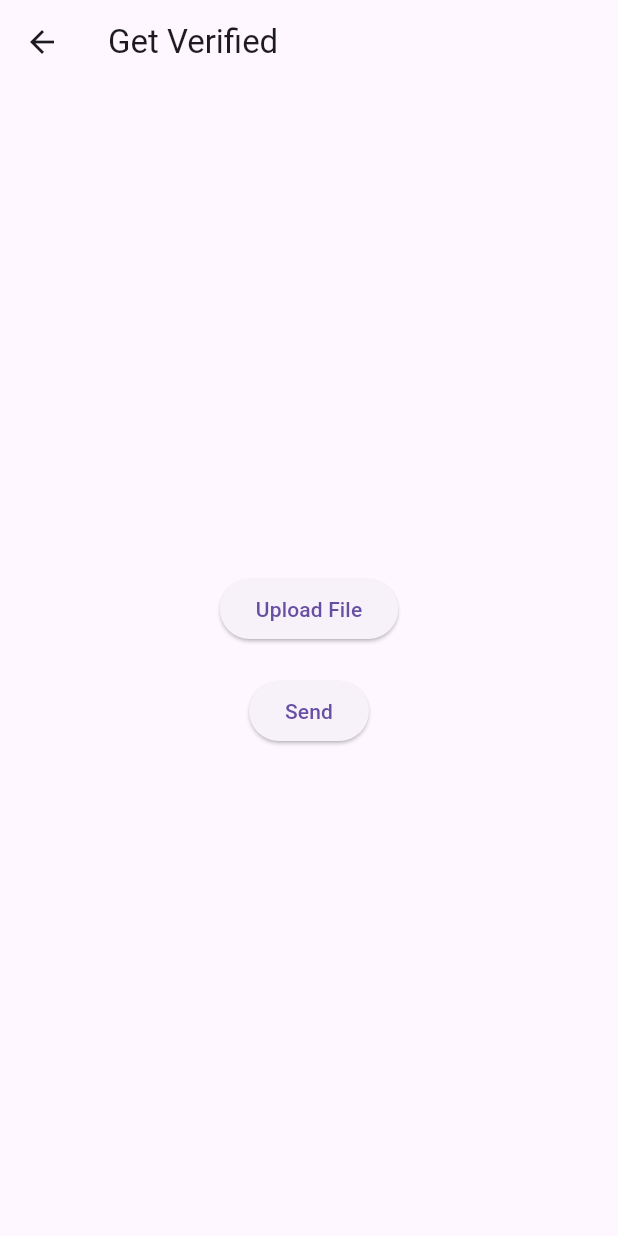
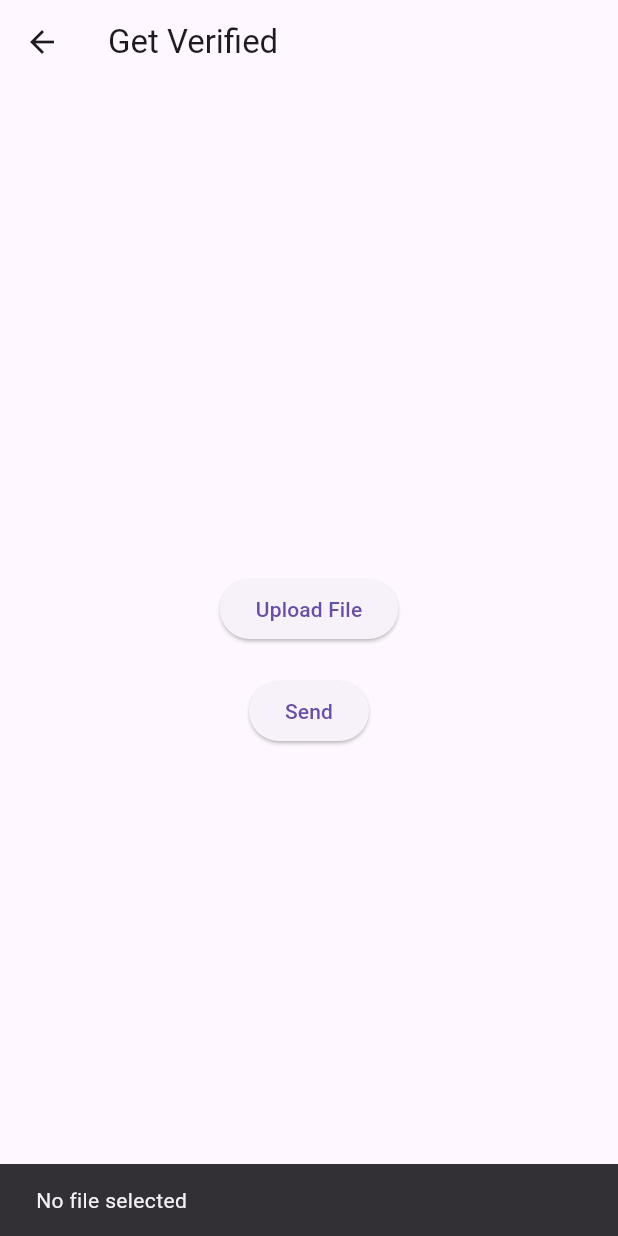
Before and after one commit to TechPyllars2024/AutoCareAutomotive, a Flutter app: the AutomotiveGetVerified screen opened directly, after a tap on "Upload File", on a phone screen of 412 x 824 dp. Run offline on Flutter 3.47's test engine with Material 3 defaults, Android fonts, the phone set to English and light mode, and no system bars; our stand-ins replace cloud_firestore, curved_navigation_bar, file_picker, firebase_auth, firebase_core, firebase_storage and 5 more; missing offline and left inert: flutter_pannable_rating_bar; accounts and stored records are empty; network calls fail.

Commit message:
Added Get Verified Screen

```diff
--- a/lib/ProfileManagement/screens/automotive_get_verified.dart
+++ b/lib/ProfileManagement/screens/automotive_get_verified.dart
@@ -1,5 +1,5 @@
 import 'package:flutter/material.dart';
-// import 'package:file_picker/file_picker.dart';
+import 'package:file_picker/file_picker.dart';
 import 'package:firebase_storage/firebase_storage.dart';
 import 'dart:io';
 
@@ -12,48 +12,48 @@ class _AutomotiveGetVerifiedState extends State<AutomotiveGetVerified> {
   bool _isLoading = false;
   String? _uploadedFileURL;
 
-  // Future<void> _pickAndUploadFile() async {
-  //   setState(() {
-  //     _isLoading = true;
-  //   });
+  Future<void> _pickAndUploadFile() async {
+    setState(() {
+      _isLoading = true;
+    });
 
-  //   // Pick a file
-  //   FilePickerResult? result = await FilePicker.platform.pickFiles();
+    // Pick a file
+    FilePickerResult? result = await FilePicker.platform.pickFiles();
 
-  //   if (result != null) {
-  //     File file = File(result.files.single.path!);
+    if (result != null) {
+      File file = File(result.files.single.path!);
 
-  //     // Upload the file to Firebase Storage
-  //     try {
-  //       String fileName = result.files.single.name;
-  //       Reference storageRef = FirebaseStorage.instance.ref().child('uploads/$fileName');
-  //       UploadTask uploadTask = storageRef.putFile(file);
+      // Upload the file to Firebase Storage
+      try {
+        String fileName = result.files.single.name;
+        Reference storageRef = FirebaseStorage.instance.ref().child('uploads/$fileName');
+        UploadTask uploadTask = storageRef.putFile(file);
 
-  //       TaskSnapshot taskSnapshot = await uploadTask;
-  //       String downloadURL = await taskSnapshot.ref.getDownloadURL();
+        TaskSnapshot taskSnapshot = await uploadTask;
+        String downloadURL = await taskSnapshot.ref.getDownloadURL();
 
-  //       setState(() {
-  //         _uploadedFileURL = downloadURL;
-  //       });
+        setState(() {
+          _uploadedFileURL = downloadURL;
+        });
 
-  //       ScaffoldMessenger.of(context).showSnackBar(
-  //         SnackBar(content: Text('File uploaded successfully!')),
-  //       );
-  //     } catch (e) {
-  //       ScaffoldMessenger.of(context).showSnackBar(
-  //         SnackBar(content: Text('Failed to upload file: $e')),
-  //       );
-  //     }
-  //   } else {
-  //     ScaffoldMessenger.of(context).showSnackBar(
-  //       SnackBar(content: Text('No file selected')),
-  //     );
-  //   }
+        ScaffoldMessenger.of(context).showSnackBar(
+          SnackBar(content: Text('File uploaded successfully!')),
+        );
+      } catch (e) {
+        ScaffoldMessenger.of(context).showSnackBar(
+          SnackBar(content: Text('Failed to upload file: $e')),
+        );
+      }
+    } else {
+      ScaffoldMessenger.of(context).showSnackBar(
+        SnackBar(content: Text('No file selected')),
+      );
+    }
 
-  //   setState(() {
-  //     _isLoading = false;
-  //   });
-  // }
+    setState(() {
+      _isLoading = false;
+    });
+  }
 
   @override
   Widget build(BuildContext context) {
@@ -67,7 +67,7 @@ class _AutomotiveGetVerifiedState extends State<AutomotiveGetVerified> {
           children: [
             ElevatedButton(
               onPressed: () {
-                // _pickAndUploadFile();
+                _pickAndUploadFile();
               },
               child: const Text('Upload File'),
             ),
```
